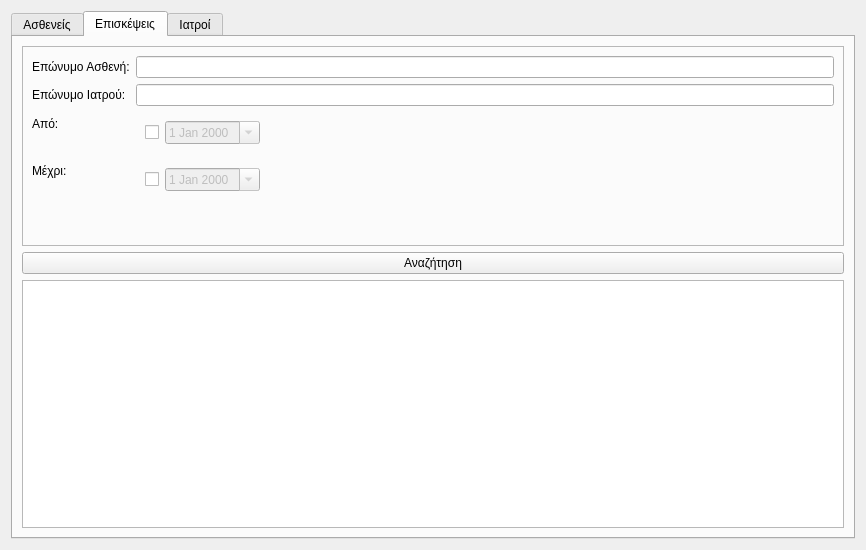
Old version of the form ui/ui_files/searchWidget.ui in the repository tdgs/medical_qt_ruby.
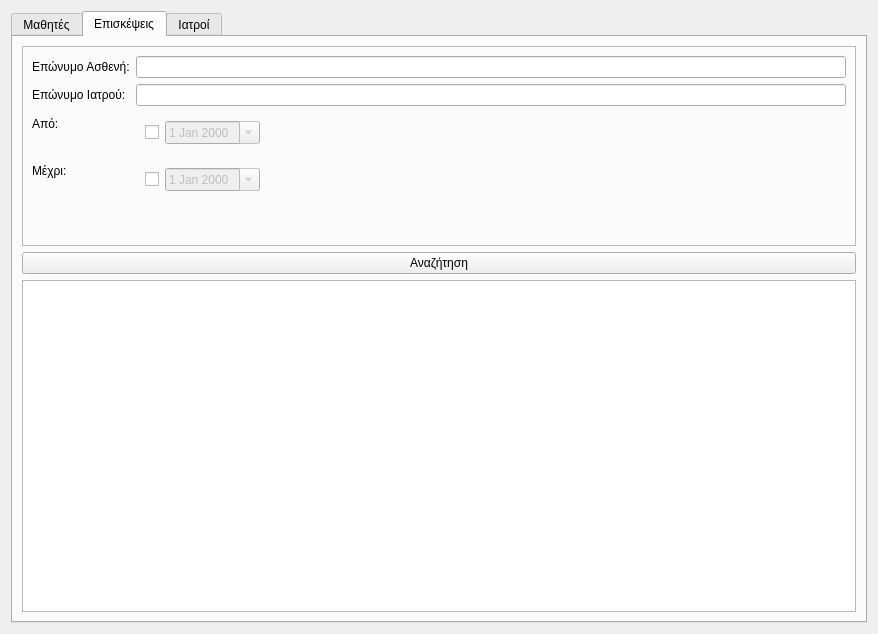
New version of the form. The open tabs and pages were chosen to show the change. Custom widgets are drawn as their Qt base class.

Commit message: search works, edit patient works

```diff
--- a/ui/ui_files/searchWidget.ui
+++ b/ui/ui_files/searchWidget.ui
@@ -6,8 +6,8 @@
    <rect>
     <x>0</x>
     <y>0</y>
-    <width>866</width>
-    <height>550</height>
+    <width>878</width>
+    <height>634</height>
    </rect>
   </property>
   <property name="windowTitle">
@@ -21,7 +21,10 @@
      </property>
      <widget class="QWidget" name="patientTab">
       <attribute name="title">
-       <string>Ασθενείς</string>
+       <string>Μαθητές</string>
+      </attribute>
+      <attribute name="toolTip">
+       <string>Αναζήτηση Ασθενών</string>
       </attribute>
       <layout class="QGridLayout" name="gridLayout">
        <item row="0" column="0">
```
Left out of the diff: 24 changed lines with no effect on the pictures. The commit also changes 10 other files.
